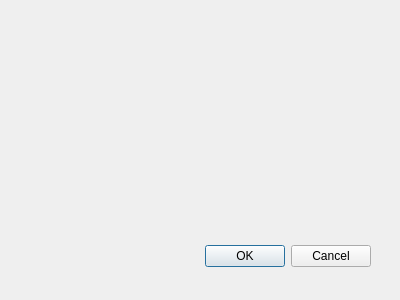
This is menu_builder_dialog_base.ui in Oslandia/qgis-menu-builder as Qt 5 draws it before an edit. The edited form follows.
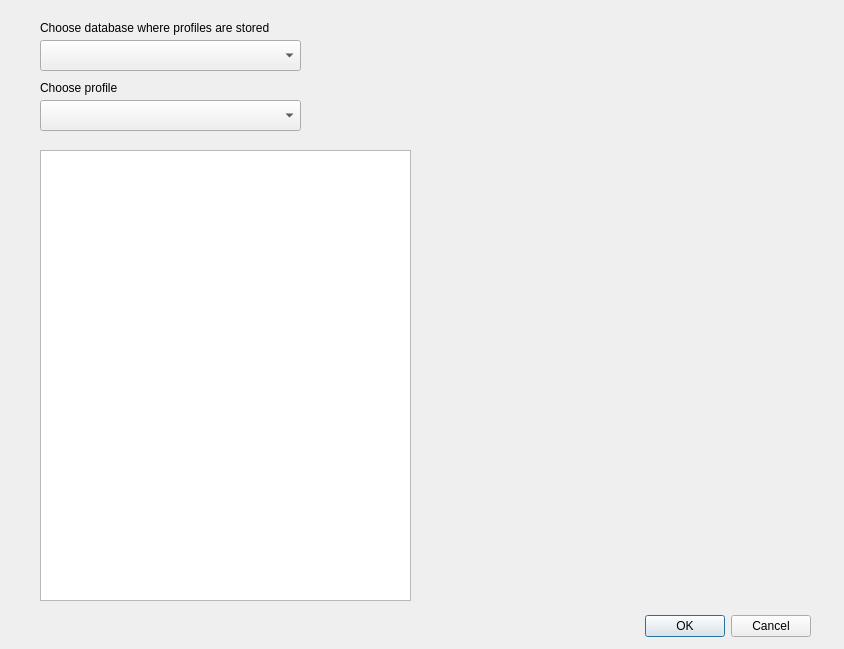
This is the edited form.

The edit to the form file:
```diff
--- a/menu_builder_dialog_base.ui
+++ b/menu_builder_dialog_base.ui
@@ -1,23 +1,23 @@
 <ui version="4.0" >
  <class>MenuBuilderDialogBase</class>
- <widget class="QDialog" name="MenuBuilderDialogBase" >
-  <property name="geometry" >
+ <widget class="QDialog" name="MenuBuilderDialogBase">
+  <property name="geometry">
    <rect>
     <x>0</x>
     <y>0</y>
-    <width>400</width>
-    <height>300</height>
+    <width>844</width>
+    <height>649</height>
    </rect>
   </property>
   <property name="windowTitle" >
    <string>Menu Builder</string>
   </property>
-  <widget class="QDialogButtonBox" name="button_box" >
-   <property name="geometry" >
+  <widget class="QDialogButtonBox" name="button_box">
+   <property name="geometry">
     <rect>
-     <x>30</x>
-     <y>240</y>
-     <width>341</width>
+     <x>630</x>
+     <y>610</y>
+     <width>181</width>
      <height>32</height>
     </rect>
    </property>
@@ -28,6 +28,74 @@
     <set>QDialogButtonBox::Cancel|QDialogButtonBox::Ok</set>
    </property>
   </widget>
+  <widget class="QComboBox" name="combo_database">
+   <property name="geometry">
+    <rect>
+     <x>40</x>
+     <y>40</y>
+     <width>261</width>
+     <height>31</height>
+    </rect>
+   </property>
+   <property name="editable">
+    <bool>false</bool>
+   </property>
+  </widget>
+  <widget class="QLabel" name="label_database">
+   <property name="geometry">
+    <rect>
+     <x>40</x>
+     <y>20</y>
+     <width>391</width>
+     <height>16</height>
+    </rect>
+   </property>
+   <property name="text">
+    <string>Choose database where profiles are stored</string>
+   </property>
+  </widget>
+  <widget class="QTreeView" name="source">
+   <property name="geometry">
+    <rect>
+     <x>40</x>
+     <y>150</y>
+     <width>371</width>
+     <height>451</height>
+    </rect>
+   </property>
+   <property name="autoFillBackground">
+    <bool>true</bool>
+   </property>
+   <attribute name="headerVisible">
+    <bool>true</bool>
+   </attribute>
+  </widget>
+  <widget class="QComboBox" name="combo_profile">
+   <property name="geometry">
+    <rect>
+     <x>40</x>
+     <y>100</y>
+     <width>261</width>
+     <height>31</height>
+    </rect>
+   </property>
+   <property name="editable">
+    <bool>false</bool>
+   </property>
+  </widget>
+  <widget class="QLabel" name="label_profile">
+   <property name="geometry">
+    <rect>
+     <x>40</x>
+     <y>80</y>
+     <width>151</width>
+     <height>16</height>
+    </rect>
+   </property>
+   <property name="text">
+    <string>Choose profile</string>
+   </property>
+  </widget>
  </widget>
  <resources/>
  <connections>
```
Left out of the diff: 33 changed lines with no effect on the pictures.
